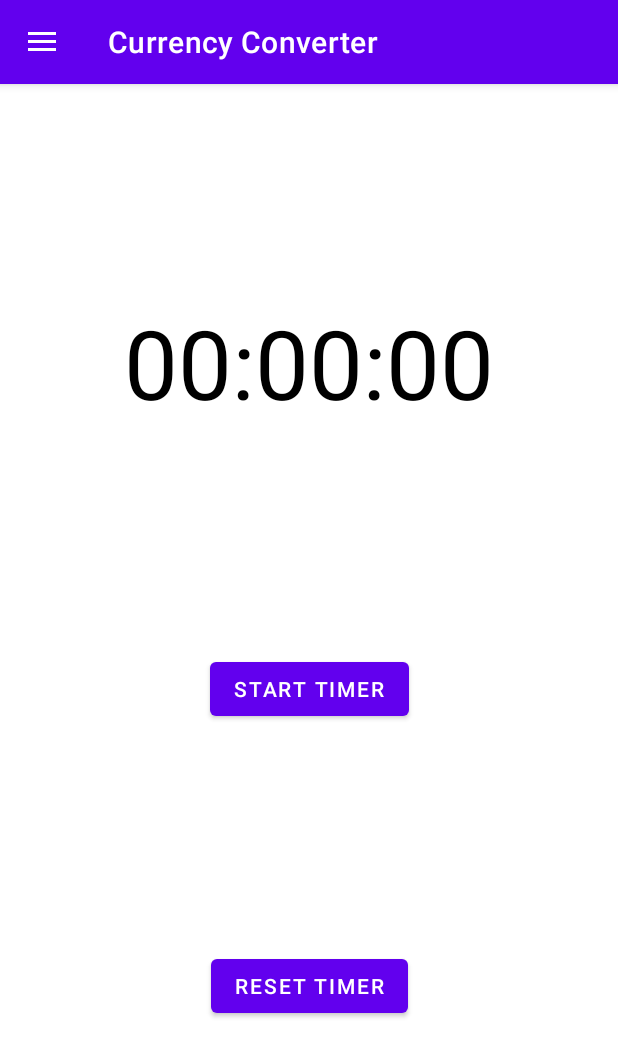
After one commit to priyanshudesai/Navigation-With-Currency-Converter-and-Calculator, an Android app: the fragment TimerFragment placed in its activity, on a phone screen of 412 x 824 dp. The commit adds this screen. Shown: the top 1057 px of the screen. Run offline under Robolectric (Android 15) with nearby library versions, the phone set to English and light mode, and no system bars; Roboto replaces fonts that are not available here.

Commit message:
Added Timer Screen with Timer

```diff
--- a/app/src/main/java/com/pd/currencyconverter/adapter/EmployeeListAdapter.kt
+++ b/app/src/main/java/com/pd/currencyconverter/adapter/EmployeeListAdapter.kt
@@ -34,6 +34,8 @@ class EmployeeListAdapter(
         val viewHolder = ViewHolder(itemView)
 
         viewHolder.cardView.setOnClickListener {
+            listEmployee?.drop(viewHolder.adapterPosition)
+            notifyDataSetChanged()
             FirebaseAnalyticsHelper.logClickEvent(
                 listEmployee?.get(viewHolder.adapterPosition)?.id.toString(),
                 listEmployee?.get(viewHolder.adapterPosition)?.firstName + " " + listEmployee?.get(
--- a/app/src/main/java/com/pd/currencyconverter/database/RoomAppDb.kt
+++ b/app/src/main/java/com/pd/currencyconverter/database/RoomAppDb.kt
@@ -9,7 +9,7 @@ import com.pd.currencyconverter.dataclass.AlarmEntity
 import com.pd.currencyconverter.dataclass.EmployeeEntity
 import com.pd.currencyconverter.utils.ConstantUtils
 
-@Database(entities = [EmployeeEntity::class, AlarmEntity::class], version = 1)
+@Database(entities = [EmployeeEntity::class, AlarmEntity::class], version = 2)
 @TypeConverters(Converters::class)
 abstract class RoomAppDb : RoomDatabase() {
     abstract fun databaseDao(): DatabaseDao?
@@ -23,7 +23,9 @@ abstract class RoomAppDb : RoomDatabase() {
                     context.applicationContext,
                     RoomAppDb::class.java,
                     ConstantUtils.DATABASE_NAME
-                ).allowMainThreadQueries().build()
+                ).allowMainThreadQueries()
+                    .fallbackToDestructiveMigration()
+                    .build()
             }
             return INSTANCE
         }
--- a/app/src/main/java/com/pd/currencyconverter/dataclass/EmployeeEntity.kt
+++ b/app/src/main/java/com/pd/currencyconverter/dataclass/EmployeeEntity.kt
@@ -11,9 +11,9 @@ import java.io.Serializable
 data class EmployeeEntity(
     @PrimaryKey(autoGenerate = false)
     val id: Int = 0,
-    @SerializedName("campaign_email")
-    @ColumnInfo(name = "campaign_email")
-    val created_at: String,
+    @SerializedName("created_at")
+    @ColumnInfo(name = "created_at")
+    val createdAt: String,
     val designation: String,
     val emails: List<Email>,
     @SerializedName("first_name")
--- a/app/src/main/java/com/pd/currencyconverter/ui/cardlist/CardDetailsActivity.kt
+++ b/app/src/main/java/com/pd/currencyconverter/ui/cardlist/CardDetailsActivity.kt
@@ -84,7 +84,7 @@ class CardDetailsActivity : AppCompatActivity() {
 
         val currentDateFormat = SimpleDateFormat(ConstantUtils.CURRENT_DATE_FORMAT)
         val changedDateFormat = SimpleDateFormat(ConstantUtils.CHANGED_DATE_FORMAT)
-        val date: Date = currentDateFormat.parse(data.created_at.subSequence(0, 10).toString())
+        val date: Date = currentDateFormat.parse(data.createdAt.subSequence(0, 10).toString())
         val finalDate: String = changedDateFormat.format(date)
 
         binding.tvCreatedAtCardDetails.text = finalDate
--- /dev/null
+++ b/app/src/main/java/com/pd/currencyconverter/ui/timer/TimerFragment.kt
@@ -0,0 +1,101 @@
+package com.pd.currencyconverter.ui.timer
+
+import android.content.BroadcastReceiver
+import android.content.Context
+import android.content.Intent
+import android.content.IntentFilter
+import android.os.Bundle
+import android.view.LayoutInflater
+import android.view.View
+import android.view.ViewGroup
+import androidx.fragment.app.Fragment
+import androidx.preference.PreferenceManager
+import com.pd.currencyconverter.NavigationActivity
+import com.pd.currencyconverter.databinding.FragmentTimerBinding
+import com.pd.currencyconverter.services.TimerService
+import com.pd.currencyconverter.utils.ConstantUtils
+
+class TimerFragment : Fragment() {
+
+    private lateinit var binding: FragmentTimerBinding
+
+    private var timerStarted = false
+    private lateinit var serviceIntent: Intent
+
+
+    override fun onCreateView(
+        inflater: LayoutInflater, container: ViewGroup?,
+        savedInstanceState: Bundle?
+    ): View? {
+        binding = FragmentTimerBinding.inflate(inflater, container, false)
+        val root = binding.root
+
+        binding.btnStartTimer.setOnClickListener {
+            if (timerStarted)
+                stopTimer()
+            else
+                startTimer()
+        }
+
+        binding.btnResetTimer.setOnClickListener {
+            resetTimer()
+        }
+
+        serviceIntent = Intent(context, TimerService::class.java)
+        requireActivity().registerReceiver(updateTime, IntentFilter(TimerService.TIMER_UPDATED))
+
+        return root
+    }
+
+    private fun resetTimer() {
+        stopTimer()
+        NavigationActivity.time = 0.0
+        binding.tvCountdownTimer.text =
+            TimerService.getTimeStringFromDouble(NavigationActivity.time)
+    }
+
+    private fun startTimer() {
+        PreferenceManager.getDefaultSharedPreferences(requireActivity()).edit()
+            .putBoolean(ConstantUtils.KEY_TIMER_CHECK, true).apply()
+        serviceIntent.putExtra(TimerService.TIME_EXTRA, NavigationActivity.time)
+        requireActivity().startService(serviceIntent)
+        binding.btnStartTimer.text = "Stop"
+//        binding.startStopButton.icon = getDrawable(R.drawable.ic_baseline_pause_24)
+        timerStarted = true
+    }
+
+    private fun stopTimer() {
+        PreferenceManager.getDefaultSharedPreferences(requireActivity()).edit()
+            .putBoolean(ConstantUtils.KEY_TIMER_CHECK, false).apply()
+        binding.btnStartTimer.text = "Start"
+//        binding.startStopButton.icon = getDrawable(R.drawable.ic_baseline_play_arrow_24)
+        timerStarted = false
+        requireActivity().stopService(serviceIntent)
+    }
+
+    private val updateTime: BroadcastReceiver = object : BroadcastReceiver() {
+        override fun onReceive(context: Context, intent: Intent) {
+            NavigationActivity.time = intent.getDoubleExtra(TimerService.TIME_EXTRA, 0.0)
+            binding.tvCountdownTimer.text =
+                TimerService.getTimeStringFromDouble(NavigationActivity.time)
+            binding.btnStartTimer.text = "Stop"
+            timerStarted = true
+        }
+    }
+
+//    override fun onDestroy() {
+//        val check = PreferenceManager.getDefaultSharedPreferences(requireContext())
+//            .getBoolean(ConstantUtils.KEY_TIMER_CHECK, false)
+//        if (check) {
+//            val broadcastIntent = Intent()
+//            broadcastIntent.action = "restartservice"
+//            broadcastIntent.setClass(requireContext(), TimerService.MyBroadcastReceiver::class.java)
+//            broadcastIntent.putExtra("time", NavigationActivity.time)
+//            requireContext().sendBroadcast(broadcastIntent)
+//            Log.e("Timer Service", "Frag onDestroy: Broadcast" )
+//        }else{
+//            Log.e("Timer Service", "Frag onDestroy: Check OFF" )
+//        }
+//        super.onDestroy()
+//    }
+}
--- a/app/src/main/java/com/pd/currencyconverter/utils/ConstantUtils.kt
+++ b/app/src/main/java/com/pd/currencyconverter/utils/ConstantUtils.kt
@@ -9,8 +9,12 @@ object ConstantUtils {
 
     const val ALARM_NOTIFICATION_CHANNEL_ID = "ALARM_CHANNEL_ID"
     const val ALARM_NOTIFICATION_CHANNEL_NAME = "Alarm Manager"
+    const val TIMER_NOTIFICATION_CHANNEL_ID = "TIMER_CHANNEL_ID"
+    const val TIMER_NOTIFICATION_CHANNEL_NAME = "Timer Service"
     const val PUSH_NOTIFICATION_CHANNEL_ID = "PUSH_CHANNEL_ID"
     const val PUSH_NOTIFICATION_CHANNEL_NAME = "Push Notification"
+
+    const val KEY_TIMER_CHECK = "timer_check"
 
     const val KEY_THEME = "mynewtheme"
     const val KEY_LANGUAGE = "mynewlanguage"
--- /dev/null
+++ b/app/src/main/res/drawable/ic_timer.xml
@@ -0,0 +1,10 @@
+<vector xmlns:android="http://schemas.android.com/apk/res/android"
+    android:width="24dp"
+    android:height="24dp"
+    android:tint="?attr/colorControlNormal"
+    android:viewportWidth="24"
+    android:viewportHeight="24">
+    <path
+        android:fillColor="@android:color/white"
+        android:pathData="M15,1L9,1v2h6L15,1zM11,14h2L13,8h-2v6zM19.03,7.39l1.42,-1.42c-0.43,-0.51 -0.9,-0.99 -1.41,-1.41l-1.42,1.42C16.07,4.74 14.12,4 12,4c-4.97,0 -9,4.03 -9,9s4.02,9 9,9 9,-4.03 9,-9c0,-2.12 -0.74,-4.07 -1.97,-5.61zM12,20c-3.87,0 -7,-3.13 -7,-7s3.13,-7 7,-7 7,3.13 7,7 -3.13,7 -7,7z" />
+</vector>
--- a/app/src/main/res/layout/fragment_card_list.xml
+++ b/app/src/main/res/layout/fragment_card_list.xml
@@ -32,7 +32,8 @@
         app:layout_constraintEnd_toEndOf="parent"
         app:layout_constraintHorizontal_bias="0.0"
         app:layout_constraintStart_toStartOf="parent"
-        app:layout_constraintTop_toTopOf="parent" />
+        app:layout_constraintTop_toTopOf="parent"
+        tools:visibility="visible" />
 
     <androidx.recyclerview.widget.RecyclerView
         android:id="@+id/rv_cardFrag"
@@ -44,6 +45,7 @@
         app:layout_constraintEnd_toEndOf="parent"
         app:layout_constraintStart_toStartOf="parent"
         app:layout_constraintTop_toBottomOf="@+id/tv_total_cardFrag"
-        tools:listitem="@layout/layout_card_list" />
+        tools:listitem="@layout/layout_card_list"
+        tools:visibility="visible" />
 
 </androidx.constraintlayout.widget.ConstraintLayout>
--- /dev/null
+++ b/app/src/main/res/layout/fragment_timer.xml
@@ -0,0 +1,43 @@
+<?xml version="1.0" encoding="utf-8"?>
+<androidx.constraintlayout.widget.ConstraintLayout xmlns:android="http://schemas.android.com/apk/res/android"
+    xmlns:app="http://schemas.android.com/apk/res-auto"
+    xmlns:tools="http://schemas.android.com/tools"
+    android:layout_width="match_parent"
+    android:layout_height="match_parent"
+    tools:context=".ui.timer.TimerFragment">
+
+    <TextView
+        android:id="@+id/tv_countdown_timer"
+        android:layout_width="wrap_content"
+        android:layout_height="wrap_content"
+        android:text="00:00:00"
+        android:textSize="64sp"
+        app:layout_constraintBottom_toTopOf="@+id/btn_start_timer"
+        app:layout_constraintEnd_toEndOf="parent"
+        app:layout_constraintStart_toStartOf="parent"
+        app:layout_constraintTop_toTopOf="parent"
+        app:layout_constraintVertical_chainStyle="spread" />
+
+    <Button
+        android:id="@+id/btn_start_timer"
+        android:layout_width="wrap_content"
+        android:layout_height="wrap_content"
+        android:layout_marginTop="8dp"
+        android:text="Start Timer"
+        app:layout_constraintBottom_toTopOf="@+id/btn_reset_timer"
+        app:layout_constraintEnd_toEndOf="@+id/tv_countdown_timer"
+        app:layout_constraintStart_toStartOf="@+id/tv_countdown_timer"
+        app:layout_constraintTop_toBottomOf="@+id/tv_countdown_timer" />
+
+    <Button
+        android:id="@+id/btn_reset_timer"
+        android:layout_width="wrap_content"
+        android:layout_height="wrap_content"
+        android:layout_marginTop="8dp"
+        android:text="Reset Timer"
+        app:layout_constraintBottom_toBottomOf="parent"
+        app:layout_constraintEnd_toEndOf="@+id/tv_countdown_timer"
+        app:layout_constraintStart_toStartOf="@+id/tv_countdown_timer"
+        app:layout_constraintTop_toBottomOf="@+id/btn_start_timer" />
+
+</androidx.constraintlayout.widget.ConstraintLayout>
--- a/app/src/main/res/menu/menu_main_drawer.xml
+++ b/app/src/main/res/menu/menu_main_drawer.xml
@@ -21,6 +21,10 @@
             android:icon="@drawable/ic_alarm"
             android:title="@string/menu_alarm" />
         <item
+            android:id="@+id/nav_timer"
+            android:icon="@drawable/ic_timer"
+            android:title="@string/menu_timer" />
+        <item
             android:id="@+id/nav_download"
             android:icon="@drawable/ic_cloud_download"
             android:title="@string/menu_download" />
--- a/app/src/main/res/values/strings.xml
+++ b/app/src/main/res/values/strings.xml
@@ -88,6 +88,7 @@
     <string name="_0" translatable="false">0</string>
     <string name="dot" translatable="false">.</string>
     <string name="menu_alarm">Alarm</string>
+    <string name="menu_timer">Timer</string>
     <string name="menu_download">Download</string>
     <string name="my_transition" translatable="false">MyTransition</string>
     <string name="token">Token</string>
```
Also changed, not shown: app/src/main/AndroidManifest.xml (+16 -0 lines), app/src/main/java/com/pd/currencyconverter/NavigationActivity.kt (+85 -1 lines), app/src/main/java/com/pd/currencyconverter/services/MyBroadcastReceiver.kt (added, +33 -0 lines), app/src/main/java/com/pd/currencyconverter/services/TimerService.kt (added, +259 -0 lines), app/src/main/res/layout/layout_timer_notification.xml (added, +29 -0 lines), 2 other files.
